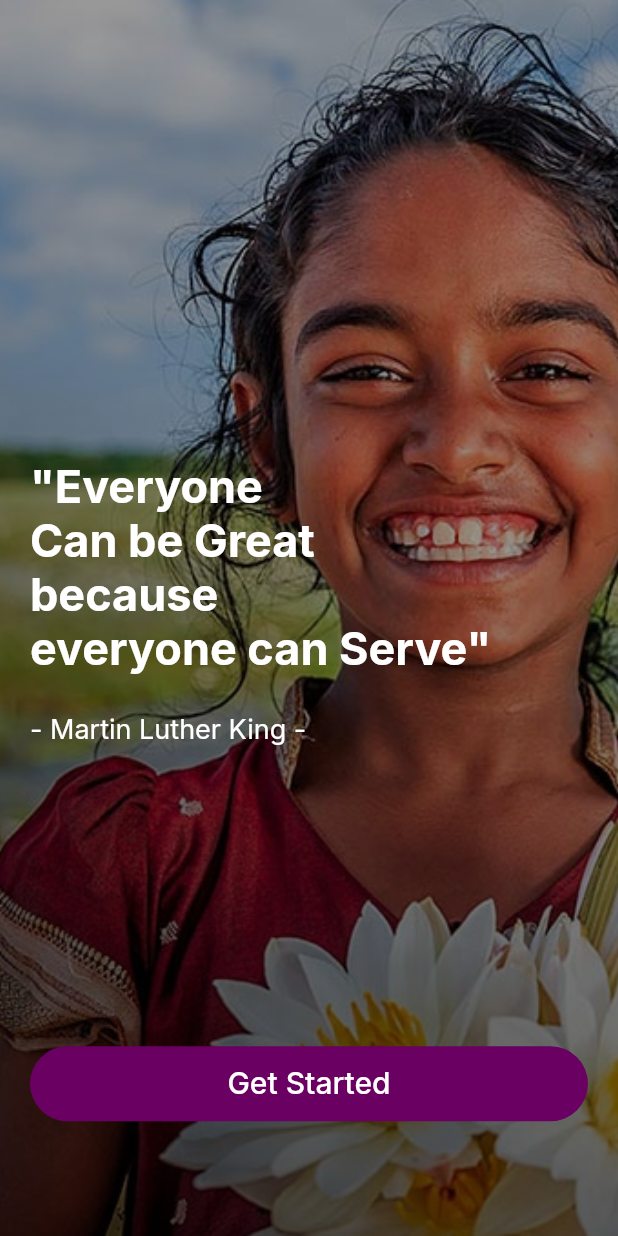
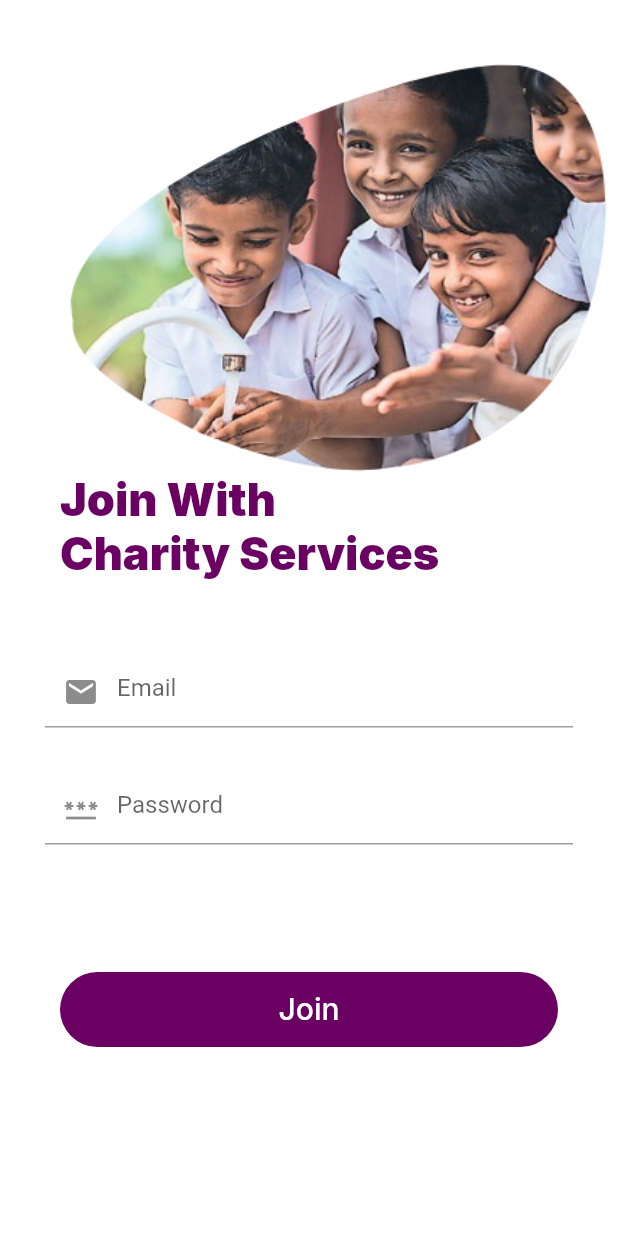
Before and after one commit to dilshanbeligala/Charity-App, a Flutter app: the screen it shows after launch, after a tap on "Get Started", on a phone screen of 412 x 824 dp. Run offline on Flutter 3.47's test engine with Material 2 defaults, Android fonts, the phone set to English and light mode, and no system bars; our stand-ins replace google_fonts.

Commit message:
Sign in DONE

```diff
--- a/lib/main.dart
+++ b/lib/main.dart
@@ -8,12 +8,11 @@ void main() {
 class MyApp extends StatelessWidget {
   const MyApp({super.key});
 
-
   @override
   Widget build(BuildContext context) {
     return MaterialApp(
-
-      home:GetStarted(),
+      debugShowCheckedModeBanner: false,
+      home: GetStarted(),
     );
   }
 }
--- a/lib/screens/get_started.dart
+++ b/lib/screens/get_started.dart
@@ -1,3 +1,4 @@
+import 'package:charity_app/screens/sign_in.dart';
 import 'package:flutter/material.dart';
 import 'package:google_fonts/google_fonts.dart';
 
@@ -51,7 +52,10 @@ class GetStarted extends StatelessWidget {
                         borderRadius: BorderRadius.circular(50)),
                     child: Center(
                       child: InkWell(
-                        onTap: () {},
+                        onTap: () {
+                          Navigator.push(context,
+                              MaterialPageRoute(builder: (_) => SignIn()));
+                        },
                         child: Text(
                           "Get Started",
                           style: GoogleFonts.inter(
--- /dev/null
+++ b/lib/screens/sign_in.dart
@@ -0,0 +1,103 @@
+import 'package:flutter/material.dart';
+import 'package:google_fonts/google_fonts.dart';
+
+class SignIn extends StatelessWidget {
+  const SignIn({super.key});
+
+  @override
+  Widget build(BuildContext context) {
+    return Scaffold(
+      body: Container(
+        decoration: BoxDecoration(
+            image: DecorationImage(
+                image: AssetImage('assets/images/bg2.png'), fit: BoxFit.fill)),
+        child: Column(
+          children: [
+            Container(
+              width: double.infinity,
+              height: 300,
+            ),
+            Expanded(
+                child: Column(
+              children: [
+                Container(
+                  padding: EdgeInsets.only(left: 40, top: 15),
+                  alignment: Alignment.topLeft,
+                  child: Text(
+                    "Join With\nCharity Services",
+                    style: GoogleFonts.inter(
+                      fontSize: 30,
+                      fontWeight: FontWeight.w900,
+                      color: Color.fromARGB(255, 105, 0, 98),
+                    ),
+                  ),
+                ),
+                SizedBox(
+                  height: 50,
+                ),
+                Container(
+                  child: Column(
+                    children: [
+                      Padding(
+                        padding: const EdgeInsets.only(left: 30, right: 30),
+                        child: Form(
+                            child: Column(
+                          children: [
+                            TextFormField(
+                              decoration: InputDecoration(
+                                hintText: "Email",
+                                prefixIcon: Icon(Icons.email),
+                                border: UnderlineInputBorder(),
+                              ),
+                            ),
+                            SizedBox(
+                              height: 30,
+                            ),
+                            TextFormField(
+                              decoration: InputDecoration(
+                                hintText: "Password",
+                                prefixIcon: Icon(Icons.password),
+                                border: UnderlineInputBorder(),
+                              ),
+                            ),
+                          ],
+                        )),
+                      )
+                    ],
+                  ),
+                ),
+                SizedBox(
+                  height: 85,
+                ),
+                Padding(
+                  padding: const EdgeInsets.only(left: 40, right: 40),
+                  child: Container(
+                    height: 50,
+                    decoration: BoxDecoration(
+                        color: Color.fromARGB(255, 105, 0, 98),
+                        borderRadius: BorderRadius.circular(50)),
+                    child: Center(
+                      child: InkWell(
+                        onTap: () {
+                          // Navigator.push(context,
+                          //     MaterialPageRoute(builder: (_) => SignIn()));
+                        },
+                        child: Text(
+                          "Join",
+                          style: GoogleFonts.inter(
+                              fontSize: 20,
+                              color: Colors.white,
+                              fontWeight: FontWeight.w500),
+                        ),
+                      ),
+                    ),
+                  ),
+                )
+              ],
+            ))
+          ],
+        ),
+      ),
+    );
+  }
+}
--- a/pubspec.yaml
+++ b/pubspec.yaml
@@ -63,6 +63,7 @@ flutter:
   # To add assets to your application, add an assets section, like this:
   assets:
     - assets/images/bg.png
+    - assets/images/bg2.png
   #   - images/a_dot_ham.jpeg
 
   # An image asset can refer to one or more resolution-specific "variants", see
```
Also changed, not shown: assets/images/bg2.png (added).
